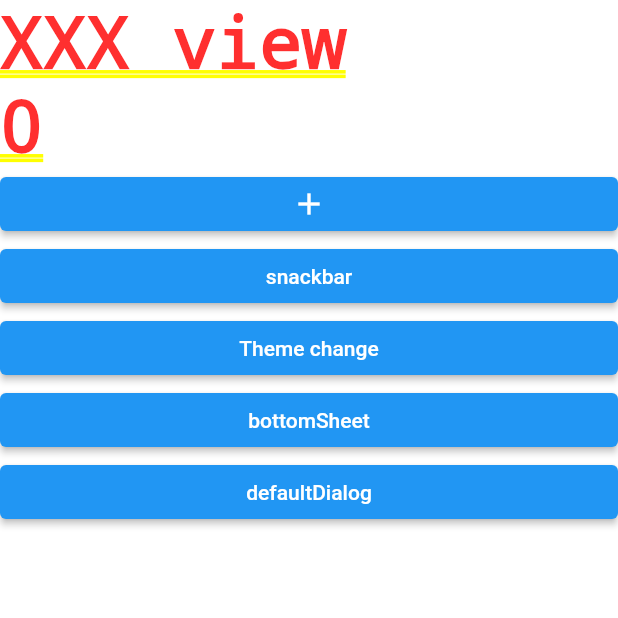
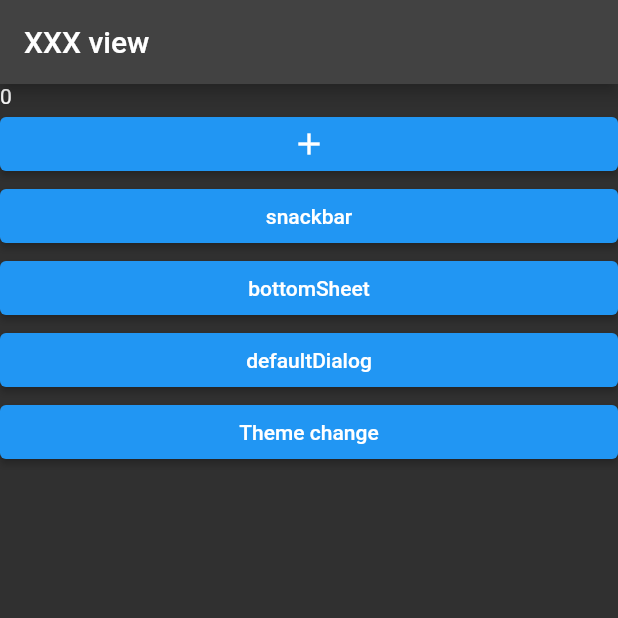
Before and after one commit to amr-lounis/flutter_app, a Flutter app: the screen it shows after launch, after a tap on "Theme change", on a phone screen of 412 x 824 dp, the top half of it. Run offline on Flutter 3.47's test engine with Material 2 defaults, Android fonts, the phone set to English and light mode, and no system bars; our stand-ins replace get, get_storage.

```diff
--- a/lib/main.dart
+++ b/lib/main.dart
@@ -25,7 +25,7 @@ import 'xxx/xxx_view.dart';
 void main() async {
   WidgetsFlutterBinding.ensureInitialized();
   await Get.putAsync(() => SettingServices().init());
-  runApp(App());
+  runApp(const App());
 }
 
 class App extends StatelessWidget {
@@ -40,13 +40,16 @@ class App extends StatelessWidget {
       translations: LocalTranslations(),
       locale: Locale(ss.local),
       fallbackLocale: Locale('en'),
-      theme: ThemeData.light(),
+      theme: ThemeData.light(), // Provide light theme.
+      // darkTheme: ThemeData.dark(), // Provide dark theme.
+      // themeMode: ThemeMode.dark, // Decides which theme to show.
+      //home: MyHomePage(title: 'h'),
       getPages: [
         GetPage(
           name: '/splash',
           binding: SplashBindings(),
           page: () => SplashView(),
-          middlewares: [GlobalMiddleware()],
+          // middlewares: [GlobalMiddleware()],
         ),
         GetPage(
           name: '/user',
@@ -64,10 +67,10 @@ class App extends StatelessWidget {
           page: () => LocalView(),
         ),
         GetPage(
-            name: '/xxx',
-            binding: XXXBindings(),
-            page: () => XXXView(),
-            arguments: {'name': 'amar'})
+          name: '/xxx',
+          binding: XXXBindings(),
+          page: () => XXXView(),
+        )
       ],
     );
   }
--- a/lib/xxx/xxx_view.dart
+++ b/lib/xxx/xxx_view.dart
@@ -3,12 +3,10 @@ import 'package:get/get.dart';
 //
 import 'xxx_controller.dart';
 
-//
 class XXXView extends GetView<XXXController> {
-  const XXXView({Key? key}) : super(key: key);
-
   @override
   Widget build(BuildContext context) {
+    //     XXXController controller = Get.find();
     print(Get.width);
     print(Get.height);
     print(GetPlatform.isWeb ? 'web' : 'other');
@@ -18,14 +16,18 @@ class XXXView extends GetView<XXXController> {
     print(context.isPortrait ? 'Portrait' : 'not Portrait');
     print(Get.routing.previous);
     print(Get.routing.current);
-    ;
-    return ListView(children: [
-      Text("XXX view "),
+
+    return Scaffold(
+      appBar: AppBar(title: Text("XXX view")),
+      body: ListView(children: [
+        //--------------------------------------------------------------------- count
         GetBuilder<XXXController>(builder: (c) => Text("${c.count}")),
+        //--------------------------------------------------------------------- count++
         ElevatedButton(
           onPressed: () => controller.countInc(),
           child: Icon(Icons.add),
         ),
+        //--------------------------------------------------------------------- snackbar
         ElevatedButton(
           onPressed: () {
             Get.snackbar("snackbar", "snackbar message",
@@ -33,22 +35,7 @@ class XXXView extends GetView<XXXController> {
           },
           child: Text("snackbar"),
         ),
-      ElevatedButton(
-        onPressed: () {
-          //Get.changeThemeMode(ThemeMode.light);
-          if (Get.isDarkMode) Get.changeTheme(ThemeData.light());
-          if (Get.isPlatformDarkMode) Get.changeTheme(ThemeData.light());
-          print(Get.isDarkMode);
-          // if (Get.isDarkMode) {
-          //   print('theme is Dark');
-          //   Get.changeTheme(ThemeData.light());
-          // } else {
-          //   print('theme is light');
-          //   Get.changeTheme(ThemeData.dark());
-          // }
-        },
-        child: Text("Theme change"),
-      ),
+        //--------------------------------------------------------------------- bottomSheet
         ElevatedButton(
           onPressed: () {
             Get.bottomSheet(
@@ -62,6 +49,7 @@ class XXXView extends GetView<XXXController> {
           },
           child: Text("bottomSheet"),
         ),
+        //--------------------------------------------------------------------- defaultDialog
         ElevatedButton(
           onPressed: () {
             Get.defaultDialog(
@@ -79,6 +67,21 @@ class XXXView extends GetView<XXXController> {
           },
           child: Text("defaultDialog"),
         ),
-    ]);
+        //--------------------------------------------------------------------- Theme change
+        ElevatedButton(
+          onPressed: () {
+            if (Get.isDarkMode) {
+              print('dark -> lith');
+              Get.changeTheme(ThemeData.light());
+            } else {
+              print('lith -> dark');
+              Get.changeTheme(ThemeData.dark());
+            }
+          },
+          child: Text("Theme change"),
+        )
+        //---------------------------------------------------------------------
+      ]),
+    );
   }
 }
```
Lines whose indentation alone changed are shown as unchanged.
